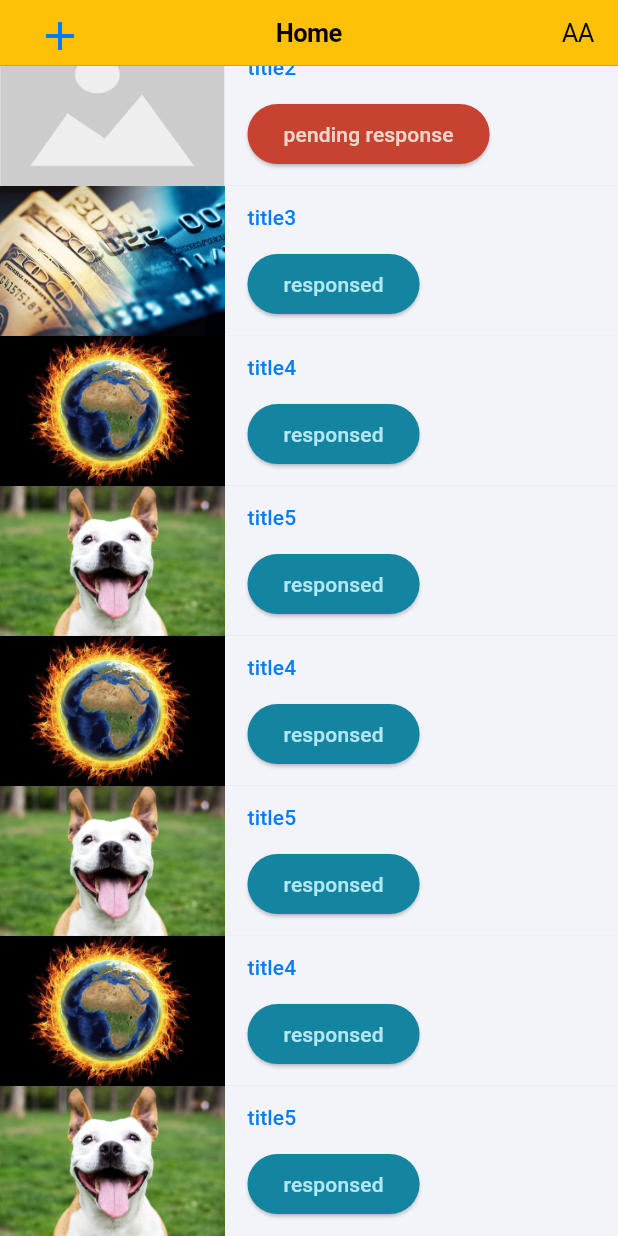
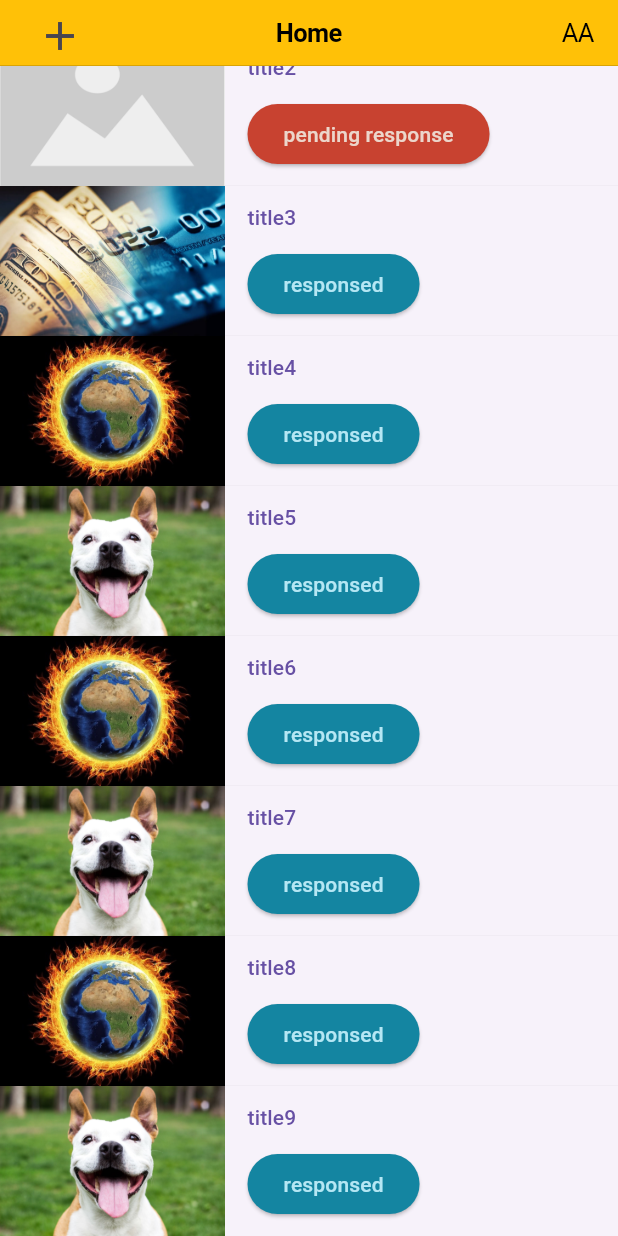
Before and after one commit to ssuntro/flutter_2024, a Flutter app: the screen it shows after launch, scrolled down 120 dp, on a phone screen of 412 x 824 dp. Run offline on Flutter 3.47's test engine with Material 3 defaults, Android fonts, the phone set to English and light mode, and no system bars; our stand-ins replace lottie; project files that could hold a hidden picture were left out.

```diff
--- a/lib/main.dart
+++ b/lib/main.dart
@@ -10,7 +10,7 @@ class MyApp extends StatelessWidget {
   const MyApp({super.key});
   @override
   Widget build(BuildContext context) {
-    return CupertinoApp(
+    return MaterialApp(
       home: SplashPage(),
 
       // onGenerateRoute: (RouteSettings setting) {
--- a/lib/main_news_page.dart
+++ b/lib/main_news_page.dart
@@ -34,19 +34,19 @@ class _MainNewsPageState extends State<MainNewsPage> {
         status: NewsStatus.responsed,
         thumbnail: 'assets/images/animal.jpeg'),
     News(
-        title: "title4",
+        title: "title6",
         status: NewsStatus.responsed,
         thumbnail: "assets/images/global_warming.jpeg"),
     News(
-        title: "title5",
+        title: "title7",
         status: NewsStatus.responsed,
         thumbnail: 'assets/images/animal.jpeg'),
     News(
-        title: "title4",
+        title: "title8",
         status: NewsStatus.responsed,
         thumbnail: "assets/images/global_warming.jpeg"),
     News(
-        title: "title5",
+        title: "title9",
         status: NewsStatus.responsed,
         thumbnail: 'assets/images/animal.jpeg')
   ];
@@ -58,12 +58,12 @@ class _MainNewsPageState extends State<MainNewsPage> {
     final aa = model.map((elem) => buildListItem(elem));
     return CupertinoPageScaffold(
         navigationBar: buildNavBar(),
-        child: ListView.builder(
+        child: ReorderableListView.builder(
             itemBuilder: (BuildContext context, int index) {
               return buildListItem(model[index]);
             },
             itemCount: aa.length,
-          // onReorder: onReorder
+            onReorder: onReorder
             // children: aa.toList()
             ));
   }
```
Lines whose indentation alone changed are shown as unchanged.
